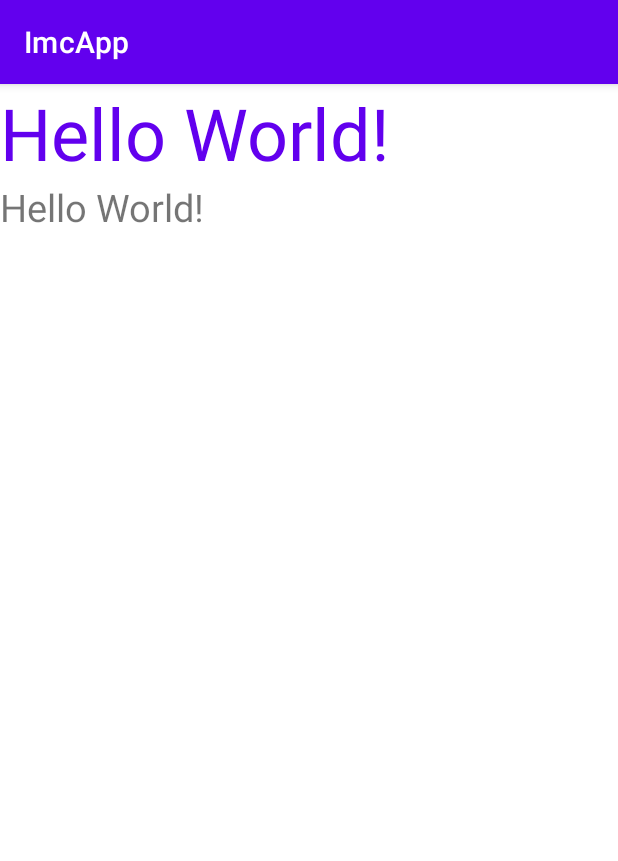
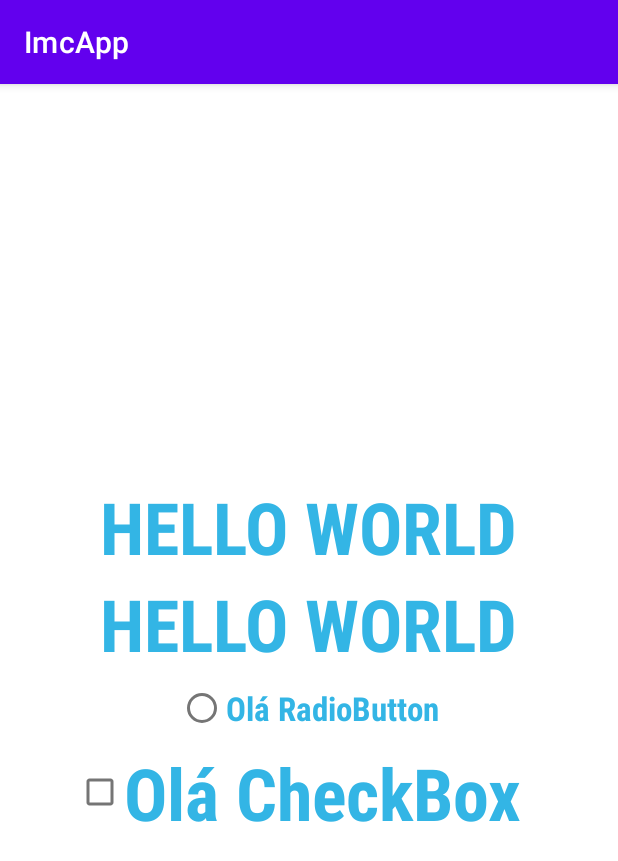
Before and after one commit to clovisdanielcosta/kotlin-calculadora-imc, an Android app: the screen it shows after launch (MainActivity), on a phone screen of 412 x 824 dp. Shown: the top 861 px of the screen. Run offline under Robolectric (Android 15) with nearby library versions, the phone set to English and light mode, and no system bars.

Commit message:
Updating styles.xml to test colors in the project and adjust gravity.

```diff
--- a/app/src/main/java/com/dio/imcapp/MainActivity.kt
+++ b/app/src/main/java/com/dio/imcapp/MainActivity.kt
@@ -29,7 +29,7 @@ class MainActivity : AppCompatActivity() {
     override fun onStop() {
         super.onStop()
         Log.w("Lifecycle", "STOP - a tela não está mais visível mais ainda existe")
-        finish()
+
     }
 
     override fun onDestroy() {
--- a/app/src/main/res/layout/activity_main.xml
+++ b/app/src/main/res/layout/activity_main.xml
@@ -1,24 +1,33 @@
 <?xml version="1.0" encoding="utf-8"?>
 <LinearLayout xmlns:android="http://schemas.android.com/apk/res/android"
-    xmlns:app="http://schemas.android.com/apk/res-auto"
-    xmlns:tools="http://schemas.android.com/tools"
     android:layout_width="match_parent"
     android:layout_height="match_parent"
-    android:layout_gravity="center"
-    android:orientation="vertical"
-    tools:context=".MainActivity">
+    android:gravity="center"
+    android:orientation="vertical" >
 
     <TextView
+        style="@style/title_purple"
         android:layout_width="wrap_content"
         android:layout_height="wrap_content"
-        android:text="Hello World!"
-        android:textColor="@color/purple_500"
-        android:textSize="48sp" />
+        android:text="@string/hello_world" />
 
     <TextView
+        style="@style/title_purple"
         android:layout_width="wrap_content"
         android:layout_height="wrap_content"
-        android:text="Hello World!"
-        android:textSize="25sp" />
+        android:text="@string/hello_world" />
+
+    <RadioButton
+        style="@style/title_purple"
+        android:textSize="22sp"
+        android:layout_width="wrap_content"
+        android:layout_height="wrap_content"
+        android:text="@string/ol_radiobutton"/>
+
+    <CheckBox
+        style="@style/title_purple"
+        android:layout_width="310dp"
+        android:layout_height="wrap_content"
+        android:text="@string/ol_checkbox" />
 
 </LinearLayout>
--- a/app/src/main/res/mipmap-anydpi-v26/ic_launcher.xml
+++ b/app/src/main/res/mipmap-anydpi-v26/ic_launcher.xml
@@ -1,5 +1,5 @@
 <?xml version="1.0" encoding="utf-8"?>
 <adaptive-icon xmlns:android="http://schemas.android.com/apk/res/android">
-    <background android:drawable="@drawable/ic_launcher_background" />
-    <foreground android:drawable="@drawable/ic_launcher_foreground" />
+    <background android:drawable="@color/ic_launcher_background"/>
+    <foreground android:drawable="@drawable/ic_launcher_foreground"/>
 </adaptive-icon>
--- a/app/src/main/res/mipmap-anydpi-v26/ic_launcher_round.xml
+++ b/app/src/main/res/mipmap-anydpi-v26/ic_launcher_round.xml
@@ -1,5 +1,5 @@
 <?xml version="1.0" encoding="utf-8"?>
 <adaptive-icon xmlns:android="http://schemas.android.com/apk/res/android">
-    <background android:drawable="@drawable/ic_launcher_background" />
-    <foreground android:drawable="@drawable/ic_launcher_foreground" />
+    <background android:drawable="@color/ic_launcher_background"/>
+    <foreground android:drawable="@drawable/ic_launcher_foreground"/>
 </adaptive-icon>
--- /dev/null
+++ b/app/src/main/res/values/ic_launcher_background.xml
@@ -0,0 +1,4 @@
+<?xml version="1.0" encoding="utf-8"?>
+<resources>
+    <color name="ic_launcher_background">#DC5E56</color>
+</resources>
--- a/app/src/main/res/values/strings.xml
+++ b/app/src/main/res/values/strings.xml
@@ -1,3 +1,6 @@
 <resources>
     <string name="app_name">ImcApp</string>
+    <string name="ol_checkbox">Olá CheckBox</string>
+    <string name="hello_world">HELLO WORLD</string>
+    <string name="ol_radiobutton">Olá RadioButton</string>
 </resources>
```
Also changed, not shown: app/src/main/res/drawable/ic_launcher_foreground.xml (added, +15 -0 lines), app/src/main/res/layout/activity_result.xml (+6 -6 lines), app/src/main/ic_launcher-playstore.png (added), app/src/main/res/mipmap-hdpi/ic_launcher.png, app/src/main/res/mipmap-hdpi/ic_launcher_round.png, app/src/main/res/mipmap-mdpi/ic_launcher.png, app/src/main/res/mipmap-mdpi/ic_launcher_round.png, app/src/main/res/mipmap-xhdpi/ic_launcher.png, app/src/main/res/mipmap-xhdpi/ic_launcher_round.png, app/src/main/res/mipmap-xxhdpi/ic_launcher.png, app/src/main/res/mipmap-xxhdpi/ic_launcher_round.png, app/src/main/res/mipmap-xxxhdpi/ic_launcher.png, app/src/main/res/mipmap-xxxhdpi/ic_launcher_round.png.
